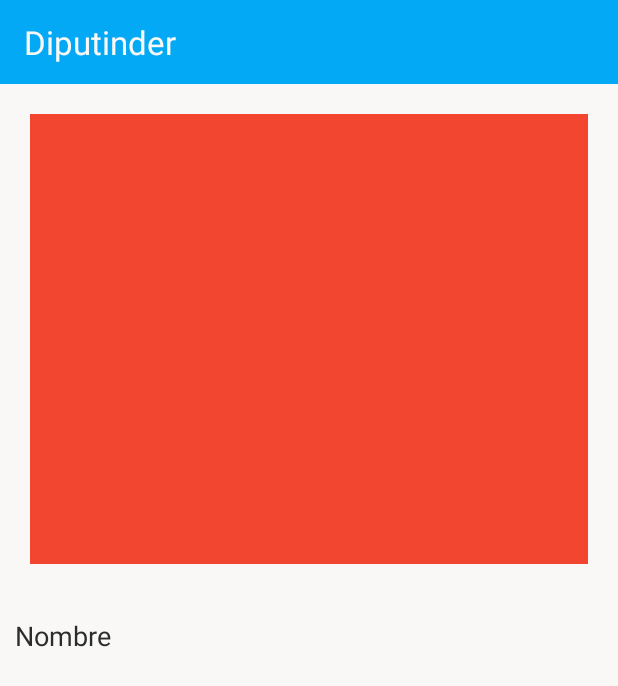
After one commit to FactiCo/Diputinder-Android, an Android app: the DiputadoActivity screen opened directly, with no data from a screen before it, on a phone screen of 412 x 824 dp. The commit adds this screen. Shown: the top 686 px of the screen. Run offline under Robolectric (Android 15) with nearby library versions, the phone set to English and light mode, and no system bars.

Commit message:
Pantalla Diputado

```diff
--- a/app/src/main/AndroidManifest.xml
+++ b/app/src/main/AndroidManifest.xml
@@ -24,6 +24,10 @@
                 <category android:name="android.intent.category.LAUNCHER" />
             </intent-filter>
         </activity>
+
+        <activity
+            android:name=".DiputadoActivity"
+            android:screenOrientation="portrait"/>
     </application>
 
 </manifest>
--- /dev/null
+++ b/app/src/main/java/mx/com/factico/diputinder/DiputadoActivity.java
@@ -0,0 +1,52 @@
+package mx.com.factico.diputinder;
+
+import android.os.Bundle;
+import android.support.v7.app.ActionBarActivity;
+import android.support.v7.widget.Toolbar;
+import android.widget.TextView;
+import android.widget.Toast;
+
+import mx.com.factico.diputinder.beans.Diputado;
+import mx.com.factico.diputinder.dialogues.Dialogues;
+
+/**
+ * Created by zace3d on 4/30/15.
+ */
+public class DiputadoActivity extends ActionBarActivity {
+    public static final String TAG_CLASS = DiputadoActivity.class.getSimpleName();
+
+    public static final String TAG_DIPUTADO = "diputado";
+    private Diputado diputado;
+
+    @Override
+    protected void onCreate(Bundle savedInstanceState) {
+        super.onCreate(savedInstanceState);
+        setContentView(R.layout.activity_diputado);
+
+        setSupportActionBar();
+
+        Bundle bundle = getIntent().getExtras();
+        if (bundle != null) {
+            diputado = (Diputado) bundle.getSerializable(TAG_DIPUTADO);
+
+            if (diputado != null) {
+                Dialogues.Toast(getBaseContext(), "DIPUTADO: " + diputado.nombres, Toast.LENGTH_SHORT);
+            }
+        }
+        initUI();
+    }
+
+    protected void setSupportActionBar() {
+        Toolbar mToolbar = (Toolbar) findViewById(R.id.actionbar);
+        mToolbar.setTitle("");
+        mToolbar.getBackground().setAlpha(255);
+        TextView actionbarTitle = (TextView) mToolbar.findViewById(R.id.actionbar_title);
+        actionbarTitle.setText(getResources().getString(R.string.app_name));
+
+        setSupportActionBar(mToolbar);
+    }
+
+    protected void initUI() {
+
+    }
+}
--- a/app/src/main/java/mx/com/factico/diputinder/beans/Diputado.java
+++ b/app/src/main/java/mx/com/factico/diputinder/beans/Diputado.java
@@ -1,9 +1,11 @@
 package mx.com.factico.diputinder.beans;
+
+import java.io.Serializable;
 
 /**
  * Created by zace3d on 4/27/15.
  */
-public class Diputado {
+public class Diputado implements Serializable {
     public long id;
     public String nombres;
     public String apellidoPaterno;
--- /dev/null
+++ b/app/src/main/res/layout/activity_diputado.xml
@@ -0,0 +1,43 @@
+<?xml version="1.0" encoding="utf-8"?>
+<LinearLayout xmlns:android="http://schemas.android.com/apk/res/android"
+    android:orientation="vertical"
+    android:layout_width="match_parent"
+    android:layout_height="match_parent"
+    android:background="@color/colorBackgroundWhite">
+
+    <include
+        android:id="@+id/actionbar"
+        layout="@layout/actionbar"
+        android:layout_width="match_parent"
+        android:layout_height="wrap_content" />
+
+    <ScrollView
+        android:layout_width="match_parent"
+        android:layout_height="match_parent">
+
+        <LinearLayout
+            android:layout_width="match_parent"
+            android:layout_height="wrap_content"
+            android:orientation="vertical">
+
+            <ImageView
+                android:layout_width="match_parent"
+                android:layout_height="300dp"
+                android:background="@color/colorAccent"
+                android:layout_margin="20dp"
+                android:scaleType="centerCrop"
+                android:contentDescription="@string/app_name"/>
+
+            <TextView
+                android:layout_width="match_parent"
+                android:layout_height="wrap_content"
+                android:paddingTop="15dp"
+                android:paddingBottom="15dp"
+                android:paddingLeft="10dp"
+                android:paddingRight="10dp"
+                android:text="Nombre"
+                android:textAppearance="?android:attr/textAppearanceMedium"
+                android:textColor="@color/colorTextTitle" />
+        </LinearLayout>
+    </ScrollView>
+</LinearLayout>
```
Also changed, not shown: app/src/main/java/mx/com/factico/diputinder/MainActivity.java (+18 -12 lines).
